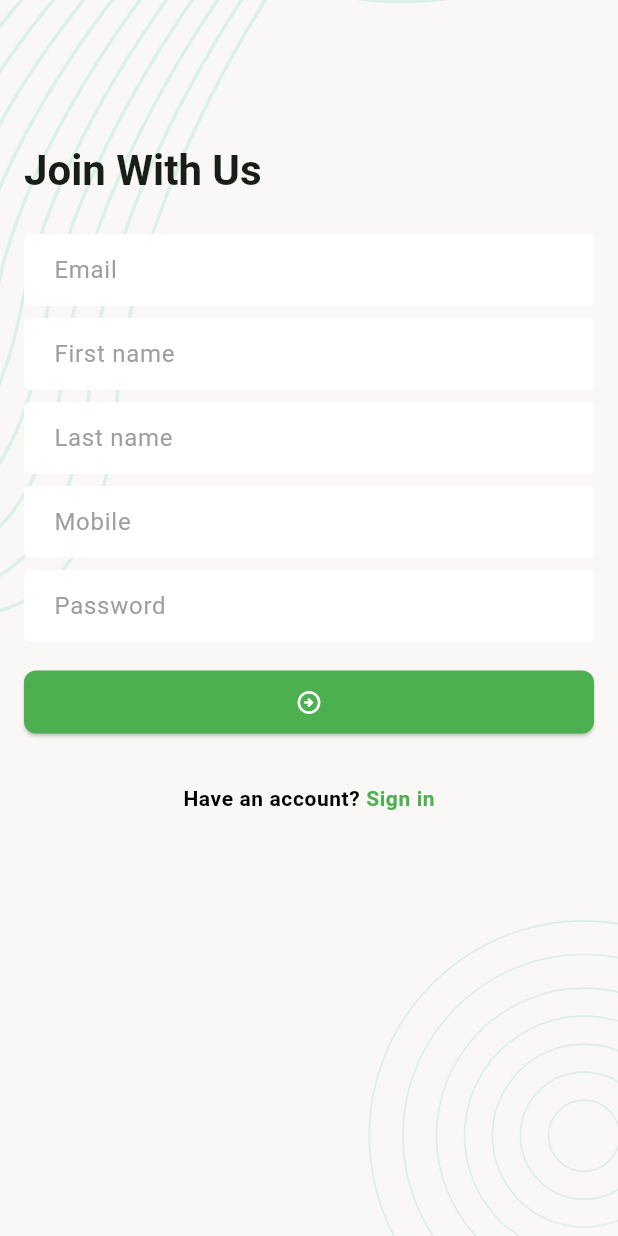
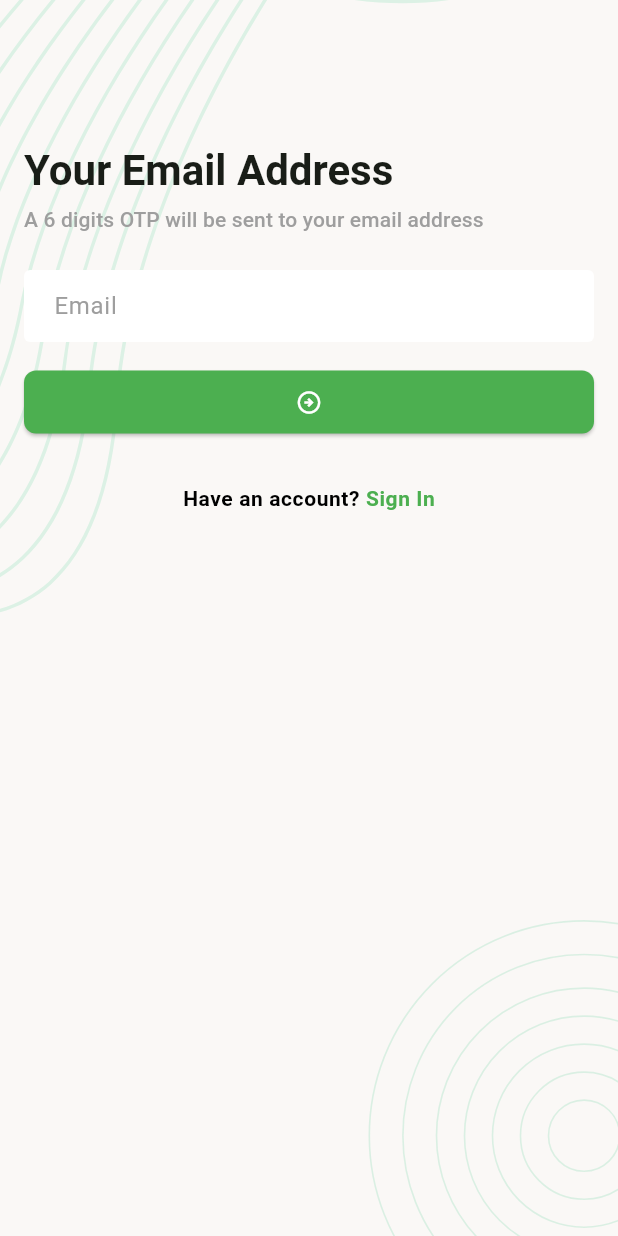
Before and after one commit to Hridoy141/Task_manager, a Flutter app: the screen it shows after launch, after a tap on the "arrow circle right" icon, after a tap on "Forgot Password?", on a phone screen of 412 x 824 dp. Run offline on Flutter 3.47's test engine with Material 3 defaults, Android fonts, the phone set to English and light mode, and no system bars; our stand-ins replace email_validator, flutter_svg, pin_code_fields.

Commit message:
add forgot password flow ui design

```diff
--- a/lib/app.dart
+++ b/lib/app.dart
@@ -1,4 +1,7 @@
 import 'package:flutter/material.dart';
+import 'package:task_manager/ui/screens/change_password_screen.dart';
+import 'package:task_manager/ui/screens/forgot_password_email_screen.dart';
+import 'package:task_manager/ui/screens/pin_verification_screen.dart';
 import 'package:task_manager/ui/screens/sign_in_screen.dart';
 import 'package:task_manager/ui/screens/sign_up_screen.dart';
 import 'package:task_manager/ui/screens/splash_screen.dart';
@@ -51,6 +54,9 @@ class _TaskManagerAppState extends State<TaskManagerApp> {
         SplashScreen.name:(context) => SplashScreen(),
         SignInScreen.name: (context) =>SignInScreen(),
         SignUpScreen.name: (context) => SignUpScreen(),
+        ForgotPasswordEmailScreen.name: (context) => ForgotPasswordEmailScreen(),
+        PinVerificationScreen.name: (context) => PinVerificationScreen(),
+        ChangePasswordScreen.name: (context) => ChangePasswordScreen()
       },
     );
   }
--- /dev/null
+++ b/lib/ui/screens/forgot_password_email_screen.dart
@@ -0,0 +1,118 @@
+import 'package:email_validator/email_validator.dart';
+import 'package:flutter/gestures.dart';
+import 'package:flutter/material.dart';
+import 'package:task_manager/ui/screens/pin_verification_screen.dart';
+import 'package:task_manager/ui/widgets/screen_background.dart';
+
+class ForgotPasswordEmailScreen extends StatefulWidget {
+  const ForgotPasswordEmailScreen({super.key});
+
+  static const String name = '/forgot-password-email';
+
+  @override
+  State<ForgotPasswordEmailScreen> createState() =>
+      _ForgotPasswordEmailScreenState();
+}
+
+class _ForgotPasswordEmailScreenState extends State<ForgotPasswordEmailScreen> {
+  final TextEditingController _emailTEController = TextEditingController();
+  final GlobalKey<FormState> _formKey = GlobalKey<FormState>();
+
+  @override
+  Widget build(BuildContext context) {
+    return Scaffold(
+      body: ScreenBackground(
+        child: SingleChildScrollView(
+          child: Padding(
+            padding: const EdgeInsets.all(16),
+            child: Form(
+              key: _formKey,
+              autovalidateMode: AutovalidateMode.onUserInteraction,
+              child: Column(
+                crossAxisAlignment: CrossAxisAlignment.start,
+                children: [
+                  const SizedBox(height: 80),
+                  Text(
+                    'Your Email Address',
+                    style: Theme.of(context).textTheme.titleLarge,
+                  ),
+                  const SizedBox(height: 4),
+                  Text(
+                    'A 6 digits OTP will be sent to your email address',
+                    style: Theme
+                        .of(context)
+                        .textTheme
+                        .titleSmall
+                        ?.copyWith(
+                        color: Colors.grey
+                    ),
+                  ),
+                  const SizedBox(height: 24),
+                  TextFormField(
+                    controller: _emailTEController,
+                    textInputAction: TextInputAction.next,
+                    decoration: InputDecoration(hintText: 'Email'),
+                    validator: (String? value) {
+                      String email = value ?? '';
+                      if (EmailValidator.validate(email) == false) {
+                        return 'Enter a valid email';
+                      }
+                      return null;
+                    },
+                  ),
+                  const SizedBox(height: 16),
+                  ElevatedButton(
+                    onPressed: _onTapSubmitButton,
+                    child: Icon(Icons.arrow_circle_right_outlined),
+                  ),
+                  const SizedBox(height: 32),
+                  Center(
+                    child: RichText(
+                      text: TextSpan(
+                        text: "Have an account? ",
+                        style: TextStyle(
+                          fontWeight: FontWeight.w600,
+                          color: Colors.black,
+                          letterSpacing: 0.4,
+                        ),
+                        children: [
+                          TextSpan(
+                            text: 'Sign In',
+                            style: TextStyle(
+                              color: Colors.green,
+                              fontWeight: FontWeight.w700,
+                            ),
+                            recognizer:
+                            TapGestureRecognizer()
+                              ..onTap = _onTapSignInButton,
+                          ),
+                        ],
+                      ),
+                    ),
+                  ),
+                ],
+              ),
+            ),
+          ),
+        ),
+      ),
+    );
+  }
+
+  void _onTapSubmitButton() {
+    // if (_formKey.currentState!.validate()) {
+    //   // TODO: Sign in with API
+    // }
+    Navigator.pushNamed(context, PinVerificationScreen.name);
+  }
+
+  void _onTapSignInButton() {
+    Navigator.pop(context);
+  }
+
+  @override
+  void dispose() {
+    _emailTEController.dispose();
+    super.dispose();
+  }
+}
--- a/lib/ui/screens/sign_in_screen.dart
+++ b/lib/ui/screens/sign_in_screen.dart
@@ -1,6 +1,7 @@
 import 'package:email_validator/email_validator.dart';
 import 'package:flutter/gestures.dart';
 import 'package:flutter/material.dart';
+import 'package:task_manager/ui/screens/forgot_password_email_screen.dart';
 import 'package:task_manager/ui/screens/sign_up_screen.dart';
 import 'package:task_manager/ui/widgets/screen_background.dart';
 
@@ -120,10 +121,11 @@ class _SignInScreenState extends State<SignInScreen> {
   }
 
   void _onTapForgotPasswordButton() {
-    Navigator.pushNamed(context, SignUpScreen.name);
+   Navigator.pushNamed(context, ForgotPasswordEmailScreen.name);
   }
 
   void _onTapSignUpButton() {
+    Navigator.pushNamed(context, SignUpScreen.name);
   }
   @override
   void dispose() {
--- a/lib/ui/screens/splash_screen.dart
+++ b/lib/ui/screens/splash_screen.dart
@@ -12,7 +12,6 @@ class SplashScreen extends StatefulWidget {
   @override
   State<SplashScreen> createState() => _SplashScreenState();
 }
-
 class _SplashScreenState extends State<SplashScreen> {
   @override
   void initState() {
@@ -20,12 +19,10 @@ class _SplashScreenState extends State<SplashScreen> {
     super.initState();
     _moveToNextScreen();
   }
-
   Future<void> _moveToNextScreen() async {
     await Future.delayed(Duration(seconds: 2));
     Navigator.pushReplacementNamed(context, SignInScreen.name);
   }
-
   @override
   Widget build(BuildContext context) {
     return Scaffold(
--- a/pubspec.yaml
+++ b/pubspec.yaml
@@ -13,6 +13,7 @@ dependencies:
 
   flutter_svg: ^2.2.0
   email_validator: ^3.0.0
+  pin_code_fields: ^8.0.1
 
 dev_dependencies:
   flutter_test:
```
Also changed, not shown: lib/ui/screens/change_password_screen.dart (added, +132 -0 lines), lib/ui/screens/pin_verification_screen.dart (added, +126 -0 lines), pubspec.lock.
